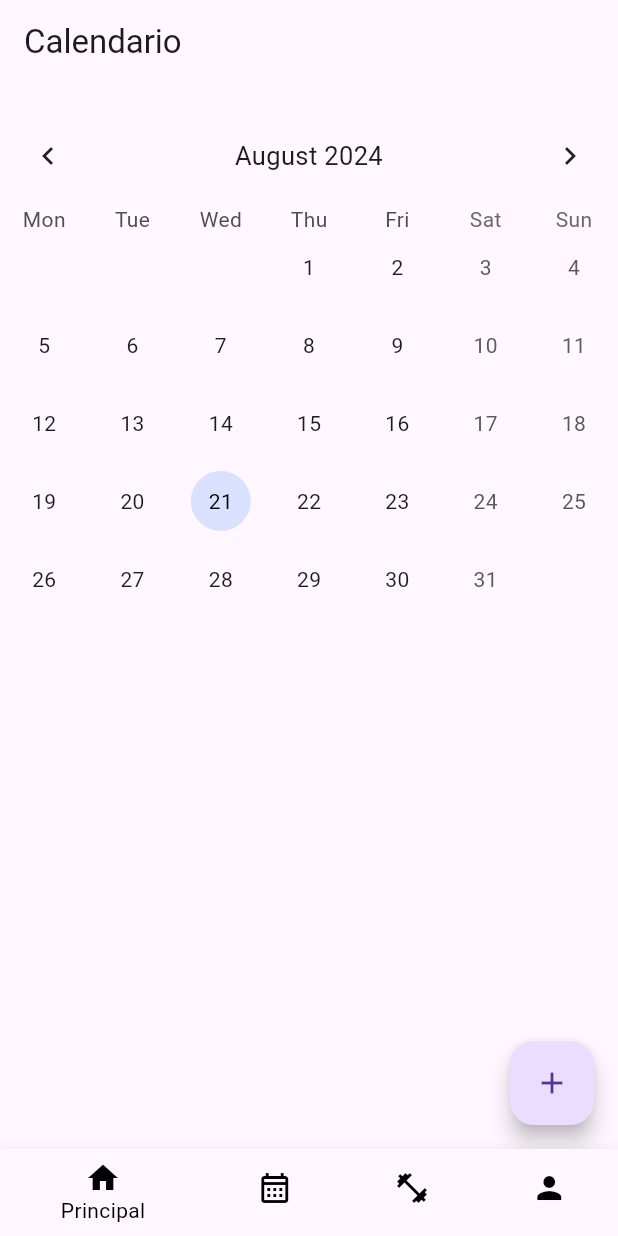
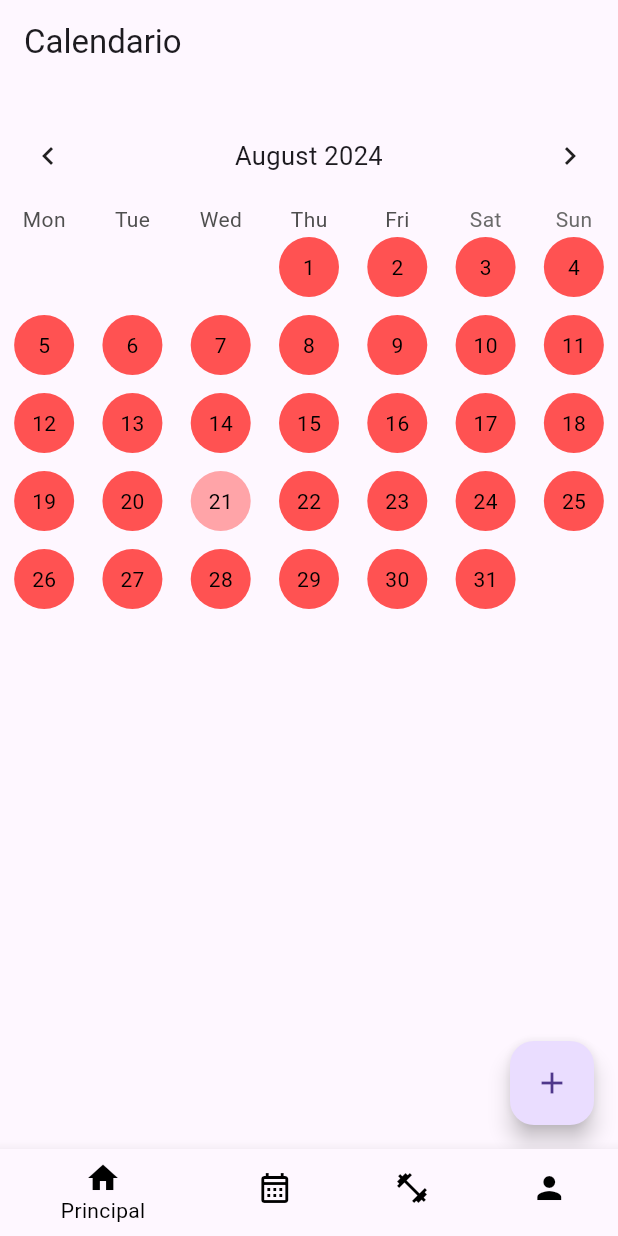
Before and after one commit to rafaelmoralesd/Fitlife, a Flutter app: the screen it shows once a user with an empty profile is signed in, swiped to page 2, on a phone screen of 412 x 824 dp. Run offline on Flutter 3.47's test engine with Material 3 defaults, Android fonts, the phone set to English and light mode, and no system bars; drawn by our look-alikes of table_calendar; our stand-ins replace firebase_auth, firebase_core, google_sign_in, shared_preferences; missing offline and left inert: social_auth_buttons; accounts and stored records are empty.

Commit message:
ajustes al calendario

```diff
--- a/lib/calendario.dart
+++ b/lib/calendario.dart
@@ -1,8 +1,9 @@
+// lib/calendario.dart
 import 'package:flutter/material.dart';
 import 'package:table_calendar/table_calendar.dart';
+import 'package:myapp/DetalleRutinaPage.dart';
 import 'package:myapp/eventos.dart';
 
-//pestaña de calendario
 class CalendarioPage extends StatefulWidget {
   const CalendarioPage({super.key});
 
@@ -12,10 +13,9 @@ class CalendarioPage extends StatefulWidget {
 
 class _CalendarioPageState extends State<CalendarioPage> {
   final CalendarFormat _calendarFormat = CalendarFormat.month;
-
   DateTime ahora = DateTime.now();
   DateTime? _diaseleccionado;
-  Map<DateTime, List<Eventos>> eventos = {};
+  Map<DateTime, List<int>> ejercicios = {}; // Estado local para ejercicios
   TextEditingController _eventController = TextEditingController();
   late final ValueNotifier<List<Eventos>> _eventoseleccionado;
 
@@ -34,7 +34,7 @@ class _CalendarioPageState extends State<CalendarioPage> {
   }
 
   List<Eventos> _getevents(DateTime day) {
-    return eventos[day] ?? [];
+    return []; // Implementar lógica si es necesario
   }
 
   void _diaSeleccionado(DateTime dia, DateTime focusedDay) {
@@ -47,19 +47,37 @@ class _CalendarioPageState extends State<CalendarioPage> {
 
   void _agregarEvento() {
     if (_diaseleccionado != null && _eventController.text.isNotEmpty) {
-      setState(() {
-        // Añadir el evento al día seleccionado
-        if (eventos[_diaseleccionado] == null) {
-          eventos[_diaseleccionado!] = [];
-        }
-        eventos[_diaseleccionado!]!.add(Eventos(_eventController.text));
-
-        // Actualizar la lista de eventos seleccionados
-        _eventoseleccionado.value = _getevents(_diaseleccionado!);
-      });
+      // Implementar lógica para agregar eventos si es necesario
       _eventController.clear();
       Navigator.of(context).pop();
     }
+  }
+
+  void _actualizarEjercicios(DateTime fecha, List<int> ejerciciosRealizados) {
+    setState(() {
+      ejercicios[fecha] = ejerciciosRealizados;
+    });
+  }
+
+  Color _getDayColor(DateTime day) {
+    List<int> ejerciciosRealizados = ejercicios[day] ?? [];
+    int totalEjercicios = 5; // Número total de ejercicios por día
+    int ejerciciosCompletos = ejerciciosRealizados.length;
+
+    if (ejerciciosCompletos == 0) {
+      return Colors.redAccent; // No se realizaron ejercicios
+    } else if (ejerciciosCompletos > 0 &&
+        ejerciciosCompletos < totalEjercicios) {
+      return Colors.yellowAccent; // Se hicieron algunos, pero no todos
+    } else {
+      return Colors.greenAccent; // Se completaron todos los ejercicios
+    }
+  }
+
+  Color _getSelectedDayColor(DateTime day) {
+    Color baseColor = _getDayColor(day);
+    return baseColor
+        .withOpacity(0.5); // Color del día seleccionado con transparencia
   }
 
   @override
@@ -67,32 +85,6 @@ class _CalendarioPageState extends State<CalendarioPage> {
     return Scaffold(
       appBar: AppBar(
         title: const Text('Calendario'),
-      ),
-      floatingActionButton: FloatingActionButton(
-        onPressed: () {
-          showDialog(
-            context: context,
-            builder: (context) {
-              return AlertDialog(
-                scrollable: true,
-                title: const Text('Nombre del evento'),
-                content: Padding(
-                  padding: const EdgeInsets.all(8.0),
-                  child: TextField(
-                    controller: _eventController,
-                  ),
-                ),
-                actions: [
-                  ElevatedButton(
-                    onPressed: _agregarEvento,
-                    child: const Text('Agregar'),
-                  ),
-                ],
-              );
-            },
-          );
-        },
-        child: const Icon(Icons.add),
       ),
       body: Column(
         children: [
@@ -111,21 +103,55 @@ class _CalendarioPageState extends State<CalendarioPage> {
             startingDayOfWeek: StartingDayOfWeek.monday,
             calendarFormat: _calendarFormat,
             calendarStyle: CalendarStyle(
-              selectedDecoration: BoxDecoration(
-                color: Colors.blueAccent.withOpacity(0.2),
-                shape: BoxShape.circle,
-              ),
-              selectedTextStyle: const TextStyle(
-                color: Color.fromARGB(255, 0, 0, 0),
-              ),
-              todayDecoration: const BoxDecoration(
+              outsideDaysVisible: false,
+              todayDecoration: BoxDecoration(
                 color: Colors.blueAccent,
                 shape: BoxShape.circle,
               ),
-              todayTextStyle: const TextStyle(
-                color: Color.fromARGB(255, 0, 0, 0),
+              selectedDecoration: BoxDecoration(
+                color: _getSelectedDayColor(_diaseleccionado!),
+                shape: BoxShape.circle,
               ),
-              outsideDaysVisible: false,
+              markerDecoration: BoxDecoration(
+                shape: BoxShape.circle,
+              ),
+              cellMargin: const EdgeInsets.all(6),
+            ),
+            calendarBuilders: CalendarBuilders(
+              defaultBuilder: (context, day, focusedDay) {
+                return Container(
+                  margin: const EdgeInsets.all(6.0),
+                  decoration: BoxDecoration(
+                    shape: BoxShape.circle,
+                    color: _getDayColor(day),
+                  ),
+                  child: Center(
+                    child: Text(
+                      '${day.day}',
+                      style: const TextStyle(
+                        color: Colors.black,
+                      ),
+                    ),
+                  ),
+                );
+              },
+              selectedBuilder: (context, day, focusedDay) {
+                return Container(
+                  margin: const EdgeInsets.all(6.0),
+                  decoration: BoxDecoration(
+                    shape: BoxShape.circle,
+                    color: _getSelectedDayColor(day),
+                  ),
+                  child: Center(
+                    child: Text(
+                      '${day.day}',
+                      style: const TextStyle(
+                        color: Colors.black,
+                      ),
+                    ),
+                  ),
+                );
+              },
             ),
           ),
           const SizedBox(height: 8.0),
@@ -170,6 +196,19 @@ class _CalendarioPageState extends State<CalendarioPage> {
           ),
         ],
       ),
+      floatingActionButton: FloatingActionButton(
+        onPressed: () {
+          Navigator.of(context).push(
+            MaterialPageRoute(
+              builder: (context) => DetalleRutinaPage(
+                exercises: [], // Pasa los datos necesarios
+                routineName: '', // Pasa los datos necesarios
+              ),
+            ),
+          );
+        },
+        child: const Icon(Icons.add),
+      ),
     );
   }
 }
--- a/lib/principal_page.dart
+++ b/lib/principal_page.dart
@@ -79,7 +79,6 @@ class _PrincipalPageState extends State<PrincipalPage> {
             ),
           ],
         ),
-        /* */
         floatingActionButton: currentIndex == 3
             ? FloatingActionButton(
                 onPressed: () {},
```
Also changed, not shown: lib/RutinaPage.dart (+3 -5 lines), lib/inicio.dart (+43 -28 lines), lib/comenzarentreno.dart (added).
